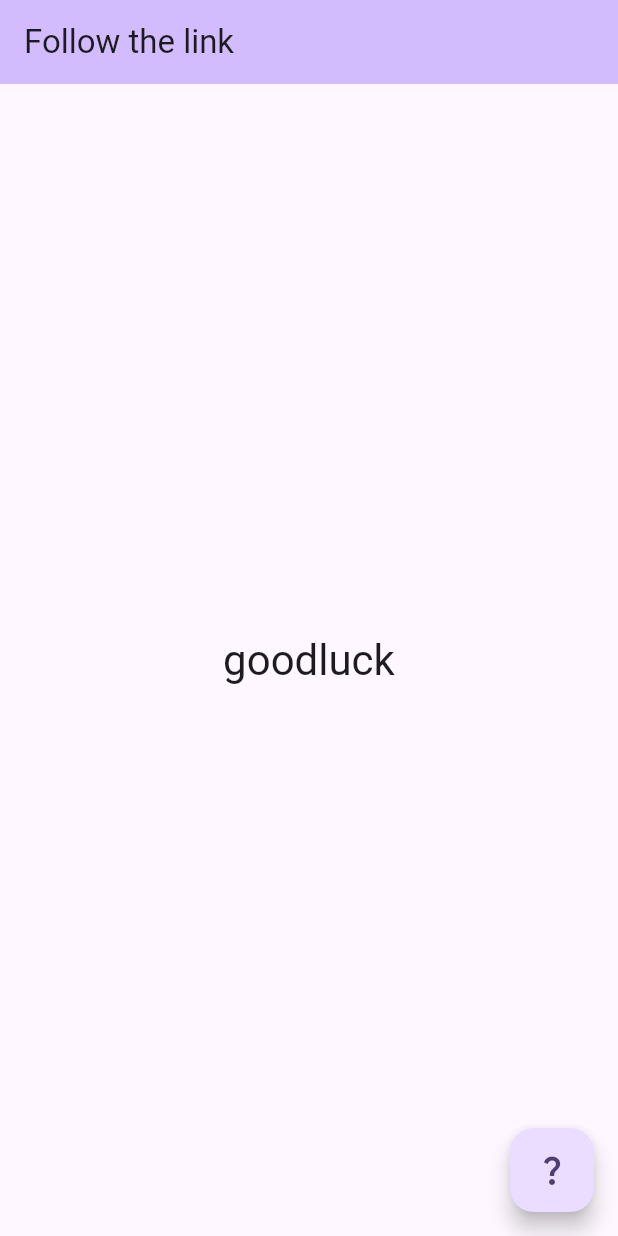
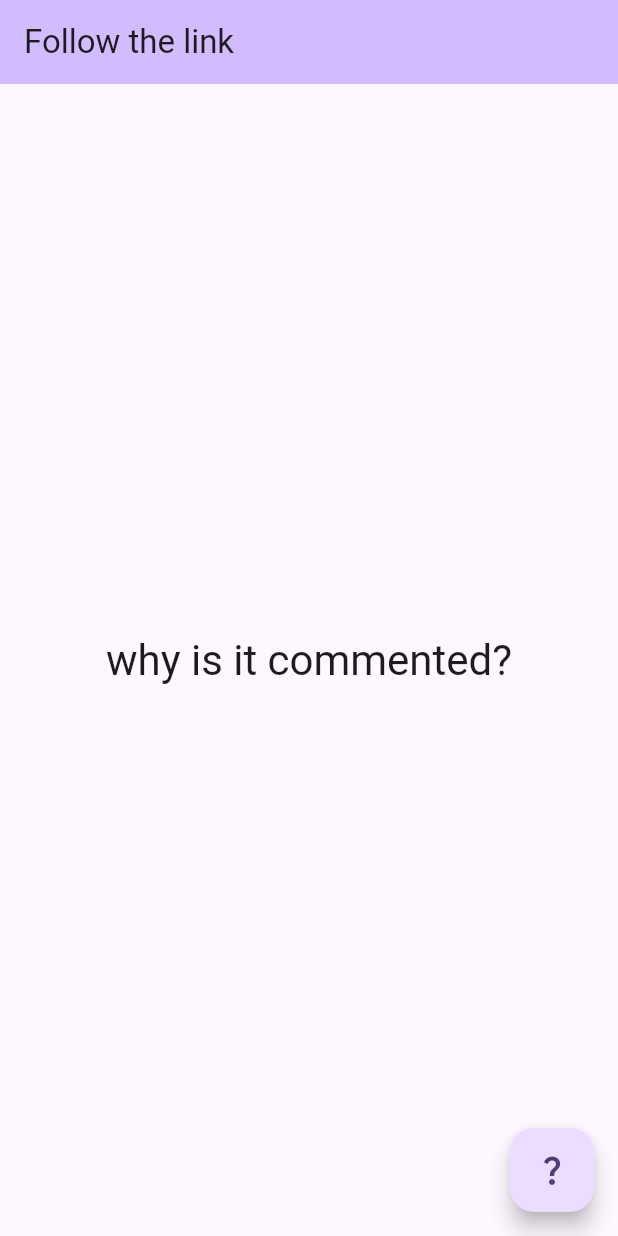
Before and after one commit to skorlife/flutter-challenge, a Flutter app: the screen it shows after launch, after a tap on the "question mark" icon, on a phone screen of 412 x 824 dp. Run offline on Flutter 3.47's test engine with Material 3 defaults, Android fonts, the phone set to English and light mode, and no system bars; missing offline and left inert: encrypt.

Commit message:
solve this

```diff
--- a/lib/main.dart
+++ b/lib/main.dart
@@ -47,17 +47,17 @@
   void showTheLink() {
     String result = "";
     try {
-      final decrypter = crypt.Encrypter(
-          crypt.AES(widget.appKey, mode: crypt.AESMode.cbc, padding: 'PKCS7'));
-      final decrypted = decrypter.decryptBytes(
-          crypt.Encrypted.from64(widget.secretText),
-          iv: widget.iv);
-      Future.delayed(Duration(seconds: 2),() {
-        launchUrl(Uri.parse(utf8.decode(decrypted)));
-      });
-      result = "goodluck";
+      // final decrypter = crypt.Encrypter(
+      //     crypt.AES(widget.appKey, mode: crypt.AESMode.cbc, padding: 'PKCS7'));
+      // final decrypted = decrypter.decryptBytes(
+      //     crypt.Encrypted.from64(widget.secretText),
+      //     iv: widget.iv);
+      // Future.delayed(Duration(seconds: 2),() {
+      //   launchUrl(Uri.parse(utf8.decode(decrypted)));
+      // });
+      // result = "goodluck";
 
-      // result = "why is it commented?";
+      result = "why is it commented?";
     } on Exception catch (e) {
       result = "still fail, please fix the code";
     }
```
